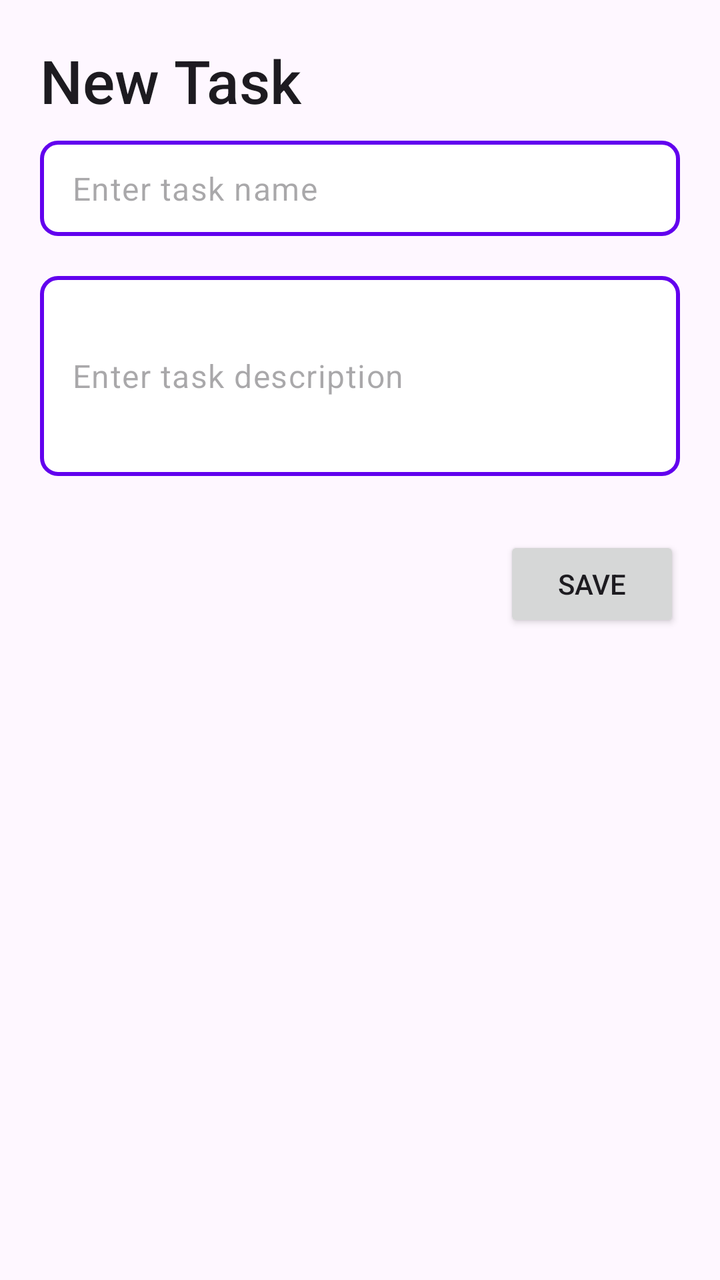
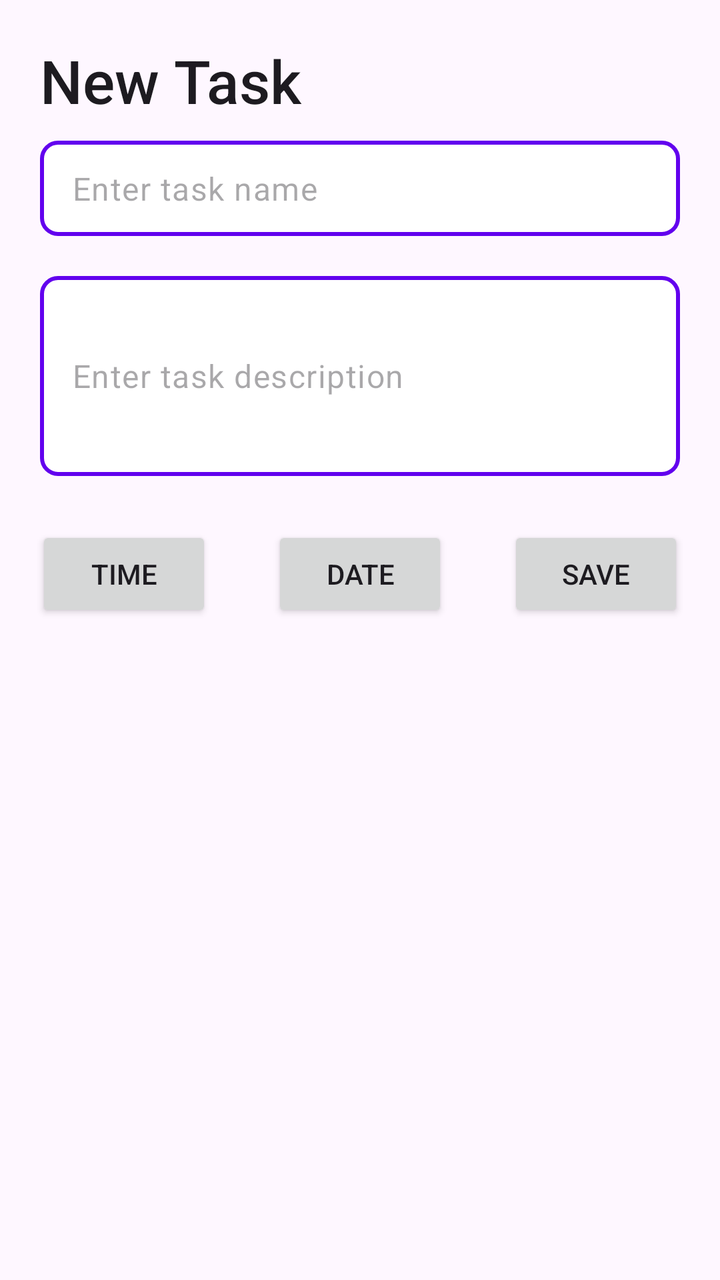

Two renders of the same Android screen: before a commit and after it. Below are the layout's source before the change and the commit's diff.
<!-- AndroidManifest.xml: application theme Theme.TaskManager_project_MDAD -->
<!-- res/layout/fragment_new_task_menu.xml -->
<?xml version="1.0" encoding="utf-8"?>
<LinearLayout
    xmlns:android="http://schemas.android.com/apk/res/android"
    xmlns:tools="http://schemas.android.com/tools"
    android:layout_width="match_parent"
    android:layout_height="match_parent"
    tools:context=".NewTaskMenu"
    android:orientation="vertical">

    <TextView
        android:layout_width="wrap_content"
        android:layout_height="wrap_content"
        android:text="New Task"
        style="@style/TextAppearance.AppCompat.Title"
        android:textSize="30sp"
        android:layout_marginTop="20dp"
        android:layout_marginStart="20dp"
        android:id="@+id/task_title"/>

    <EditText
        style ="@style/Widget.Material3.TextInputEditText.OutlinedBox.Dense"
        android:id="@+id/task_name_input"
        android:layout_height="wrap_content"
        android:layout_width="match_parent"
        android:layout_marginVertical="10dp"
        android:layout_marginHorizontal="20dp"
        android:hint="Enter task name"
        android:inputType="text"
        android:background="@drawable/text_border"/>

    <EditText
        style ="@style/Widget.Material3.TextInputEditText.OutlinedBox.Dense"
        android:id="@+id/task_desc_input"
        android:layout_height="100dp"
        android:layout_width="match_parent"
        android:layout_marginVertical="10dp"
        android:layout_marginHorizontal="20dp"
        android:hint="Enter task description"
        android:inputType="textMultiLine"
        android:background="@drawable/text_border"
        />

    <Button
        android:id="@+id/edit_category_button"
        android:layout_height="wrap_content"
        android:layout_width="wrap_content"
        android:text="Save"
        android:layout_gravity="end"
        android:padding="5dp"
        android:layout_margin="20dp"/>





</LinearLayout>
<!-- resources referenced by this layout -->
<resources>
  <!-- drawable text_border (drawable) -->
  <?xml version="1.0" encoding="utf-8"?>
  <shape xmlns:android="http://schemas.android.com/apk/res/android">
      <solid android:color="#FFFFFF" /> 
      <stroke
          android:width="2dp"
          android:color="#FF6200EE" /> 
      <corners android:radius="8dp" /> 
      <padding
          android:left="10dp"
          android:right="10dp"
          android:top="5dp"
          android:bottom="5dp" />
  </shape>
  <style name="Theme.TaskManager_project_MDAD" parent="Base.Theme.TaskManager_project_MDAD" />
  <style name="Base.Theme.TaskManager_project_MDAD" parent="Theme.Material3.DayNight.NoActionBar">
          
          
      </style>
</resources>

<!-- the commit's change to res/layout/fragment_new_task_menu.xml (unified diff, before → after) -->
@@ -2,6 +2,7 @@
 <LinearLayout
     xmlns:android="http://schemas.android.com/apk/res/android"
     xmlns:tools="http://schemas.android.com/tools"
+    xmlns:app="http://schemas.android.com/apk/res-auto"
     android:layout_width="match_parent"
     android:layout_height="match_parent"
     tools:context=".NewTaskMenu"
@@ -40,14 +41,44 @@
         android:background="@drawable/text_border"
         />
 
-    <Button
-        android:id="@+id/edit_category_button"
+    <LinearLayout
+        android:layout_width="match_parent"
         android:layout_height="wrap_content"
-        android:layout_width="wrap_content"
-        android:text="Save"
-        android:layout_gravity="end"
-        android:padding="5dp"
-        android:layout_margin="20dp"/>
+        android:orientation="horizontal"
+        android:gravity="center_horizontal">
+
+        <Button
+            android:id="@+id/time_button"
+            android:layout_width="wrap_content"
+            android:layout_height="wrap_content"
+            android:text="Time"
+            android:layout_margin="15dp"
+            app:icon = "@drawable/clear_time"
+            />
+
+        <Button
+            android:id="@+id/date_button"
+            android:layout_width="wrap_content"
+            android:layout_height="wrap_content"
+            android:layout_margin="15dp"
+            android:text="Date"
+            app:icon="@drawable/calendar_month"
+            />
+
+        <Button
+            android:id="@+id/save_task_button"
+            android:layout_width="wrap_content"
+            android:layout_height="wrap_content"
+            android:text="Save"
+            android:layout_margin="15dp"
+            app:icon="@drawable/save_check"
+            />
+    </LinearLayout>
+
+
+
+
+
 
 
 
<!-- resource entries referenced after the edit -->
@@ -1,5 +1,25 @@
 <!-- resources referenced by this layout -->
 <resources>
+  <!-- drawable calendar_month (drawable) -->
+  <vector xmlns:android="http://schemas.android.com/apk/res/android" android:height="24dp" android:tint="#000000" android:viewportHeight="24" android:viewportWidth="24" android:width="24dp">
+        
+      <path android:fillColor="@android:color/white" android:pathData="M19,4h-1V2h-2v2H8V2H6v2H5C3.89,4 3.01,4.9 3.01,6L3,20c0,1.1 0.89,2 2,2h14c1.1,0 2,-0.9 2,-2V6C21,4.9 20.1,4 19,4zM19,20H5V10h14V20zM9,14H7v-2h2V14zM13,14h-2v-2h2V14zM17,14h-2v-2h2V14zM9,18H7v-2h2V18zM13,18h-2v-2h2V18zM17,18h-2v-2h2V18z"/>
+      
+  </vector>
+  <!-- drawable clear_time (drawable) -->
+  <vector xmlns:android="http://schemas.android.com/apk/res/android" android:height="24dp" android:tint="#000000" android:viewportHeight="24" android:viewportWidth="24" android:width="24dp">
+        
+      <path android:fillColor="@android:color/white" android:pathData="M11.99,2C6.47,2 2,6.48 2,12s4.47,10 9.99,10C17.52,22 22,17.52 22,12S17.52,2 11.99,2zM12,20c-4.42,0 -8,-3.58 -8,-8s3.58,-8 8,-8 8,3.58 8,8 -3.58,8 -8,8z"/>
+        
+      <path android:fillColor="@android:color/white" android:pathData="M12.5,7H11v6l5.25,3.15 0.75,-1.23 -4.5,-2.67z"/>
+      
+  </vector>
+  <!-- drawable save_check (drawable) -->
+  <vector xmlns:android="http://schemas.android.com/apk/res/android" android:height="24dp" android:tint="#000000" android:viewportHeight="24" android:viewportWidth="24" android:width="24dp">
+        
+      <path android:fillColor="@android:color/white" android:pathData="M9,16.17L4.83,12l-1.42,1.41L9,19 21,7l-1.41,-1.41z"/>
+      
+  </vector>
   <!-- drawable text_border (drawable) -->
   <?xml version="1.0" encoding="utf-8"?>
   <shape xmlns:android="http://schemas.android.com/apk/res/android">
